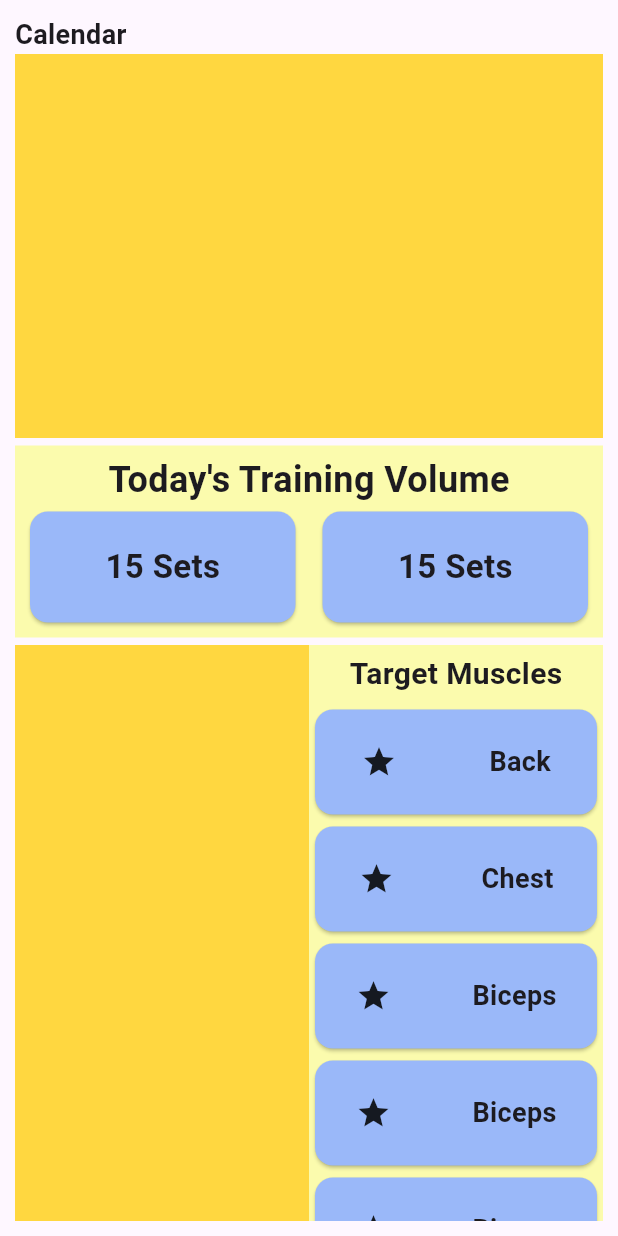
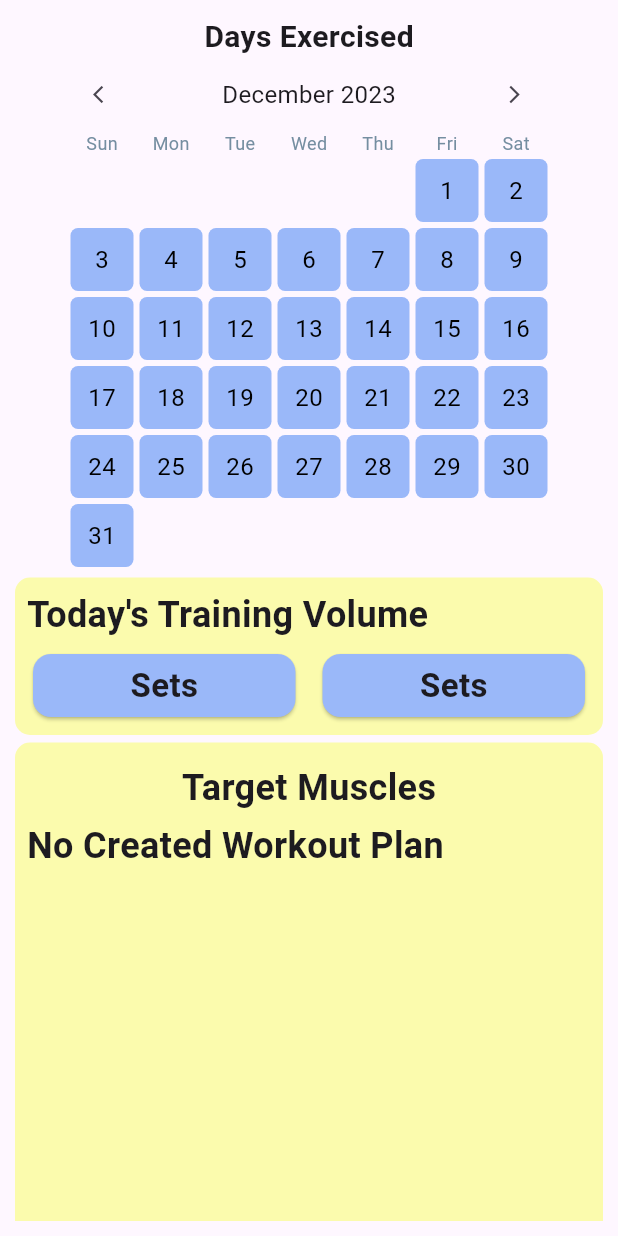
Before and after one commit to kenBinary/fitster, a Flutter app: the WorkoutTracker widget shown alone on an empty page, opened directly, on a phone screen of 412 x 824 dp. Run offline on Flutter 3.47's test engine with Material 3 defaults, Android fonts, the light colour scheme and no system bars; our stand-ins replace async_builder, cloud_firestore, firebase_auth, firebase_core, flutter_heatmap_calendar, gap and 1 more; accounts and stored records are empty; generated files the repository leaves out were written again.

Commit message:
tracker can now do db operations and dynamically create widgets from data

```diff
--- a/lib/screens/workout_tracker.dart
+++ b/lib/screens/workout_tracker.dart
@@ -1,8 +1,112 @@
+import 'package:firebase_auth/firebase_auth.dart';
+import 'package:fitster/services/db_operations.dart';
 import 'package:flutter/material.dart';
+import 'package:flutter_heatmap_calendar/flutter_heatmap_calendar.dart';
+import 'package:gap/gap.dart';
 import 'package:hexcolor/hexcolor.dart';
 
-class WorkoutTracker extends StatelessWidget {
+class MyHeatMapCalendar extends StatefulWidget {
+  const MyHeatMapCalendar({
+    super.key,
+  });
+
+  @override
+  State<MyHeatMapCalendar> createState() => _MyHeatMapCalendarState();
+}
+
+class _MyHeatMapCalendarState extends State<MyHeatMapCalendar> {
+  Map<DateTime, int> myDataSet = {};
+
+  @override
+  void initState() {
+    Map<DateTime, int> newDataSet = {};
+    super.initState();
+    initializeDataSet().then((initialData) {
+      if (initialData.isNotEmpty) {
+        for (var date in initialData) {
+          newDataSet.putIfAbsent(date.toDate(), () => 2);
+        }
+      }
+      setState(() {
+        myDataSet = newDataSet;
+      });
+    });
+  }
+
+  Future<List<dynamic>> initializeDataSet() async {
+    return await getDaysExercised(docId: 'uZoLJiYAwDUYpd17VLHttlETltf2');
+  }
+
+  @override
+  Widget build(BuildContext context) {
+    return HeatMapCalendar(
+      defaultColor: HexColor('#9AB8F9'),
+      colorMode: ColorMode.color,
+      fontSize: 16,
+      monthFontSize: 16,
+      textColor: HexColor('#000000'),
+      showColorTip: false,
+      datasets: myDataSet,
+      colorsets: {
+        1: HexColor('#FBFBAD'),
+      },
+      onClick: (value) {
+        setState(() {
+          if (myDataSet.containsKey(value)) {
+            myDataSet.remove(value);
+            updateExerciseDates(
+              docId: FirebaseAuth.instance.currentUser?.uid,
+              jsonData: {
+                'days_exercised': myDataSet.keys.toList(),
+              },
+            );
+          } else {
+            myDataSet.putIfAbsent(value, () => 2);
+            updateExerciseDates(
+              docId: FirebaseAuth.instance.currentUser?.uid,
+              jsonData: {
+                'days_exercised': myDataSet.keys.toList(),
+              },
+            );
+          }
+        });
+      },
+    );
+  }
+}
+
+class WorkoutTracker extends StatefulWidget {
   const WorkoutTracker({super.key});
+
+  @override
+  State<WorkoutTracker> createState() => _WorkoutTrackerState();
+}
+
+class _WorkoutTrackerState extends State<WorkoutTracker> {
+  Map<String, dynamic> initialData = {};
+
+  @override
+  void initState() {
+    super.initState();
+    initializeDataSets().then((initialDataSet) {
+      if (initialDataSet.isNotEmpty) {
+        setState(() {
+          initialData = initialDataSet;
+        });
+      }
+    });
+  }
+
+  Future<Map<String, dynamic>> initializeDataSets() async {
+    List<dynamic> targetMuscles =
+        await getTargetMuscles(docId: 'uZoLJiYAwDUYpd17VLHttlETltf2');
+    Map<String, int> trainingVolume =
+        await getTrainingVolume(docId: 'uZoLJiYAwDUYpd17VLHttlETltf2');
+    return {
+      'target_muscles': targetMuscles,
+      'training_volume': trainingVolume,
+    };
+  }
 
   Card _targetMuscleCard(String muscleName) {
     return Card(
@@ -12,12 +116,21 @@
         child: Row(
           mainAxisAlignment: MainAxisAlignment.spaceAround,
           children: [
-            const Icon(Icons.star),
-            Text(
+            const Expanded(
+              flex: 2,
+              child: Icon(Icons.star),
+            ),
+            Expanded(
+              flex: 3,
+              child: Align(
+                alignment: Alignment.center,
+                child: Text(
                   muscleName,
                   style: const TextStyle(
                     fontSize: 18,
                     fontWeight: FontWeight.bold,
+                  ),
+                ),
               ),
             ),
           ],
@@ -30,33 +143,34 @@
   Widget build(BuildContext context) {
     return Padding(
       padding: const EdgeInsets.all(10),
+      child: SingleChildScrollView(
+        scrollDirection: Axis.vertical,
         child: Column(
-        crossAxisAlignment: CrossAxisAlignment.start,
+          crossAxisAlignment: CrossAxisAlignment.center,
           children: [
             const Text(
-            'Calendar',
+              'Days Exercised',
               style: TextStyle(
-              fontSize: 18,
+                fontSize: 20,
                 fontWeight: FontWeight.bold,
               ),
             ),
-          Expanded(
-            flex: 2,
-            child: Container(
-              height: 100,
-              color: Colors.amberAccent,
-            ),
-          ),
+            const MyHeatMapCalendar(),
             const SizedBox(
               height: 5,
               width: 5,
             ),
-          Expanded(
-            flex: 1,
-            child: Container(
-              padding: const EdgeInsets.all(6),
+            Container(
+              height: 105,
+              padding: const EdgeInsets.all(8),
+              decoration: BoxDecoration(
+                borderRadius: const BorderRadius.all(
+                  Radius.circular(10),
+                ),
                 color: HexColor('#FBFBAD'),
+              ),
               child: Column(
+                crossAxisAlignment: CrossAxisAlignment.stretch,
                 children: [
                   const Text(
                     'Today\'s Training Volume',
@@ -65,18 +179,19 @@
                       fontWeight: FontWeight.bold,
                     ),
                   ),
+                  const Gap(5),
                   Expanded(
                     child: Row(
-                      crossAxisAlignment: CrossAxisAlignment.stretch,
                       children: [
                         Expanded(
-                          flex: 1,
                           child: Card(
                             color: HexColor('#9AB8F9'),
-                            child: const Center(
+                            child: Center(
                               child: Text(
-                                '15 Sets',
-                                style: TextStyle(
+                                (initialData.isEmpty)
+                                    ? 'Sets'
+                                    : '${initialData['training_volume']['reps']} Sets',
+                                style: const TextStyle(
                                   fontSize: 22,
                                   fontWeight: FontWeight.bold,
                                 ),
@@ -88,13 +203,14 @@
                           width: 10,
                         ),
                         Expanded(
-                          flex: 1,
                           child: Card(
                             color: HexColor('#9AB8F9'),
-                            child: const Center(
+                            child: Center(
                               child: Text(
-                                '15 Sets',
-                                style: TextStyle(
+                                (initialData.isEmpty)
+                                    ? 'Sets'
+                                    : '${initialData['training_volume']['sets']} Reps',
+                                style: const TextStyle(
                                   fontSize: 22,
                                   fontWeight: FontWeight.bold,
                                 ),
@@ -108,27 +224,18 @@
                 ],
               ),
             ),
+            const Gap(5),
+            SizedBox(
+              height: 400,
+              child: Container(
+                decoration: BoxDecoration(
+                  borderRadius: const BorderRadius.all(
+                    Radius.circular(10),
                   ),
-          const SizedBox(
-            height: 5,
-            width: 5,
+                  color: HexColor('#FBFBAD'),
                 ),
-          Expanded(
-            flex: 3,
-            child: Container(
-              color: Colors.greenAccent,
-              child: Row(
-                children: [
-                  Expanded(
-                    child: Container(
-                      color: Colors.amberAccent,
-                    ),
-                  ),
-                  Expanded(
-                    child: Container(
-                      color: HexColor('#FBFBAD'),
+                padding: const EdgeInsets.all(8),
                 child: Column(
-                        crossAxisAlignment: CrossAxisAlignment.stretch,
                   children: [
                     const Padding(
                       padding: EdgeInsets.all(5),
@@ -136,7 +243,7 @@
                         child: Text(
                           'Target Muscles',
                           style: TextStyle(
-                                  fontSize: 20,
+                            fontSize: 24,
                             fontWeight: FontWeight.bold,
                           ),
                         ),
@@ -145,14 +252,28 @@
                     Expanded(
                       child: SingleChildScrollView(
                         scrollDirection: Axis.vertical,
-                              child: Column(
-                                children: [
-                                  _targetMuscleCard('Back'),
-                                  _targetMuscleCard('Chest'),
-                                  _targetMuscleCard('Biceps'),
-                                  _targetMuscleCard('Biceps'),
-                                  _targetMuscleCard('Biceps'),
-                                ],
+                        child: ListView.builder(
+                          physics: const NeverScrollableScrollPhysics(),
+                          scrollDirection: Axis.vertical,
+                          shrinkWrap: true,
+                          itemCount: (initialData.isNotEmpty)
+                              ? initialData['target_muscles'].length
+                              : 1,
+                          itemBuilder: (context, index) {
+                            if (initialData.isNotEmpty) {
+                              return _targetMuscleCard(
+                                initialData['target_muscles'][index],
+                              );
+                            } else {
+                              return const Text(
+                                'No Created Workout Plan',
+                                style: TextStyle(
+                                  fontSize: 24,
+                                  fontWeight: FontWeight.bold,
+                                ),
+                              );
+                            }
+                          },
                         ),
                       ),
                     ),
@@ -163,9 +284,6 @@
           ],
         ),
       ),
-          ),
-        ],
-      ),
     );
   }
 }
```
Lines whose indentation alone changed are shown as unchanged.
